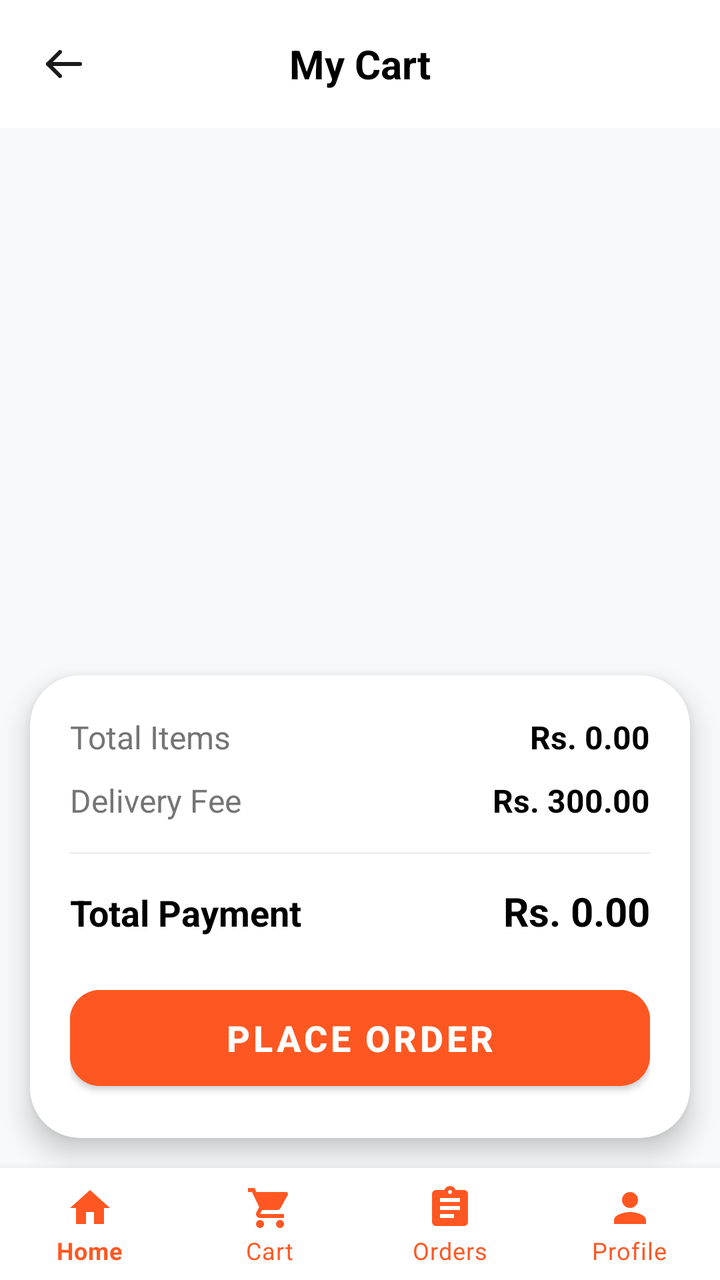
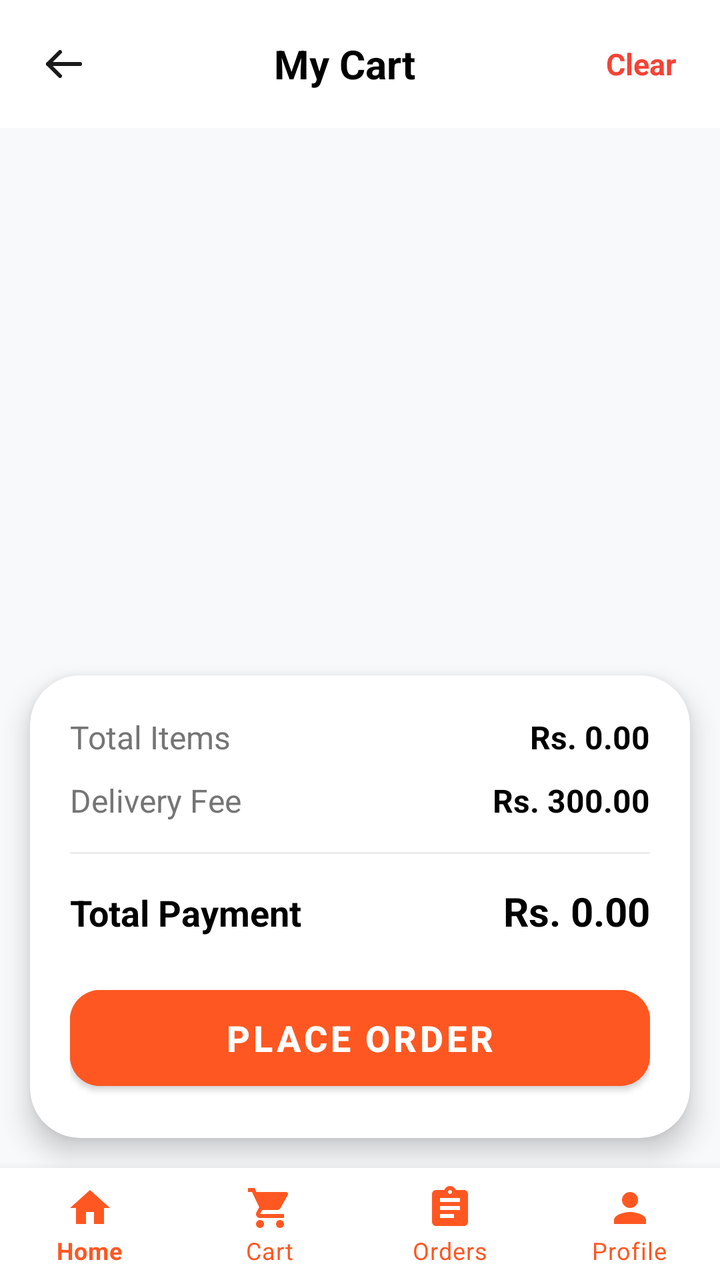

Two renders of the same Android screen: before a commit and after it. Below are the layout's source before the change and the commit's diff.
<!-- AndroidManifest.xml: application theme Theme.BakeBlissBakery -->
<!-- res/layout/activity_cart.xml -->
<?xml version="1.0" encoding="utf-8"?>
<androidx.constraintlayout.widget.ConstraintLayout xmlns:android="http://schemas.android.com/apk/res/android"
    xmlns:app="http://schemas.android.com/apk/res-auto"
    xmlns:tools="http://schemas.android.com/tools"
    android:id="@+id/main_cart_layout"
    android:layout_width="match_parent"
    android:layout_height="match_parent"
    android:background="#F8F9FA">

    
    <LinearLayout
        android:id="@+id/cart_title"
        android:layout_width="match_parent"
        android:layout_height="wrap_content"
        android:orientation="horizontal"
        android:gravity="center_vertical"
        android:paddingHorizontal="12dp"
        android:paddingVertical="12dp"
        android:background="@color/white"
        app:layout_constraintTop_toTopOf="parent">

        <ImageView
            android:id="@+id/btnBackCart"
            android:layout_width="40dp"
            android:layout_height="40dp"
            android:src="@drawable/ic_back_arrow"
            android:padding="8dp"
            android:background="?attr/selectableItemBackgroundBorderless"
            android:clickable="true"
            android:focusable="true"
            android:contentDescription="Back" />

        <TextView
            android:layout_width="0dp"
            android:layout_weight="1"
            android:layout_height="wrap_content"
            android:text="My Cart"
            android:textAlignment="center"
            android:textSize="20sp"
            android:textStyle="bold"
            android:textColor="@color/black"
            android:layout_marginEnd="40dp" />
    </LinearLayout>

    <androidx.recyclerview.widget.RecyclerView
        android:id="@+id/rvCartItems"
        android:layout_width="match_parent"
        android:layout_height="0dp"
        android:clipToPadding="false"
        android:paddingHorizontal="20dp"
        android:paddingTop="10dp"
        app:layout_constraintTop_toBottomOf="@id/cart_title"
        app:layout_constraintBottom_toTopOf="@id/bottom_bill_layout"/>

    <LinearLayout
        android:id="@+id/layoutEmptyCart"
        android:layout_width="match_parent"
        android:layout_height="wrap_content"
        android:orientation="vertical"
        android:gravity="center"
        android:visibility="gone"
        app:layout_constraintTop_toTopOf="parent"
        app:layout_constraintBottom_toTopOf="@id/bottom_navigation">

        <TextView
            android:layout_width="wrap_content"
            android:layout_height="wrap_content"
            android:text="🛒"
            android:textSize="60sp"/>

        <TextView
            android:layout_width="wrap_content"
            android:layout_height="wrap_content"
            android:text="Your cart is empty!"
            android:textSize="20sp"
            android:textStyle="bold"
            android:textColor="@color/black"
            android:layout_marginTop="10dp"/>

        <TextView
            android:layout_width="wrap_content"
            android:layout_height="wrap_content"
            android:text="Add some delicious food to proceed."
            android:textSize="14sp"
            android:textColor="#757575"
            android:layout_marginTop="5dp"/>
    </LinearLayout>

    <androidx.cardview.widget.CardView
        android:id="@+id/bottom_bill_layout"
        android:layout_width="match_parent"
        android:layout_height="wrap_content"
        android:layout_margin="15dp"
        app:cardBackgroundColor="@color/white"
        app:cardCornerRadius="25dp"
        app:cardElevation="8dp"
        app:layout_constraintBottom_toTopOf="@+id/bottom_navigation">

        <LinearLayout
            android:layout_width="match_parent"
            android:layout_height="wrap_content"
            android:orientation="vertical"
            android:padding="20dp">

            <LinearLayout
                android:layout_width="match_parent"
                android:layout_height="wrap_content"
                android:orientation="horizontal"
                android:layout_marginBottom="10dp">
                <TextView
                    android:layout_width="0dp"
                    android:layout_weight="1"
                    android:layout_height="wrap_content"
                    android:text="Total Items"
                    android:textColor="#757575"
                    android:textSize="16sp" />
                <TextView
                    android:id="@+id/tvSubTotal"
                    android:layout_width="wrap_content"
                    android:layout_height="wrap_content"
                    android:text="Rs. 0.00"
                    android:textColor="@color/black"
                    android:textSize="16sp"
                    android:textStyle="bold"/>
            </LinearLayout>

            <LinearLayout
                android:layout_width="match_parent"
                android:layout_height="wrap_content"
                android:orientation="horizontal"
                android:layout_marginBottom="15dp">
                <TextView
                    android:layout_width="0dp"
                    android:layout_weight="1"
                    android:layout_height="wrap_content"
                    android:text="Delivery Fee"
                    android:textColor="#757575"
                    android:textSize="16sp" />
                <TextView
                    android:id="@+id/tvDeliveryFee"
                    android:layout_width="wrap_content"
                    android:layout_height="wrap_content"
                    android:text="Rs. 300.00"
                    android:textColor="@color/black"
                    android:textSize="16sp"
                    android:textStyle="bold"/>
            </LinearLayout>

            <View
                android:layout_width="match_parent"
                android:layout_height="1dp"
                android:background="#EEEEEE"
                android:layout_marginBottom="15dp"/>

            <LinearLayout
                android:layout_width="match_parent"
                android:layout_height="wrap_content"
                android:orientation="horizontal"
                android:layout_marginBottom="20dp">
                <TextView
                    android:layout_width="0dp"
                    android:layout_weight="1"
                    android:layout_height="wrap_content"
                    android:text="Total Payment"
                    android:textColor="@color/black"
                    android:textStyle="bold"
                    android:textSize="18sp" />
                <TextView
                    android:id="@+id/tvGrandTotal"
                    android:layout_width="wrap_content"
                    android:layout_height="wrap_content"
                    android:text="Rs. 0.00"
                    android:textColor="@color/black"
                    android:textSize="20sp"
                    android:textStyle="bold"/>
            </LinearLayout>

            <Button
                android:id="@+id/btnPlaceOrder"
                android:layout_width="match_parent"
                android:layout_height="60dp"
                android:backgroundTint="#FF5722"
                android:text="Place Order"
                android:textColor="@color/white"
                android:textSize="18sp"
                android:textStyle="bold"
                app:cornerRadius="15dp" />
        </LinearLayout>
    </androidx.cardview.widget.CardView>

    <com.google.android.material.bottomnavigation.BottomNavigationView
        android:id="@+id/bottom_navigation"
        android:layout_width="match_parent"
        android:layout_height="wrap_content"
        android:background="@color/white"
        app:itemIconTint="#FF5722"
        app:itemTextColor="#FF5722"
        app:labelVisibilityMode="labeled"
        app:layout_constraintBottom_toBottomOf="parent"
        app:menu="@menu/bottom_nav_menu" />

</androidx.constraintlayout.widget.ConstraintLayout>
<!-- resources referenced by this layout -->
<resources>
  <color name="black">#FF000000</color>
  <color name="white">#FFFFFFFF</color>
  <!-- drawable ic_back_arrow (drawable) -->
  <vector xmlns:android="http://schemas.android.com/apk/res/android"
      android:width="24dp"
      android:height="24dp"
      android:viewportWidth="24"
      android:viewportHeight="24">
      <path
          android:fillColor="@android:color/transparent"
          android:pathData="M20,12L4,12"
          android:strokeWidth="2"
          android:strokeColor="#1A1A1A"
          android:strokeLineCap="round"
          android:strokeLineJoin="round"/>
      <path
          android:fillColor="@android:color/transparent"
          android:pathData="M10,18l-6,-6 6,-6"
          android:strokeWidth="2"
          android:strokeColor="#1A1A1A"
          android:strokeLineCap="round"
          android:strokeLineJoin="round"/>
  </vector>
  <style name="Theme.BakeBlissBakery" parent="Theme.MaterialComponents.Light.NoActionBar">
          <item name="colorPrimary">@color/colorPrimary</item>
          <item name="colorPrimaryDark">@color/colorPrimaryDark</item>
          <item name="colorAccent">@color/colorAccent</item>
          <item name="android:statusBarColor">@color/white</item>
          <item name="android:windowLightStatusBar">true</item>
      </style>
  <color name="colorPrimary">#FF4B1F</color>
  <color name="colorPrimaryDark">#D84315</color>
  <color name="colorAccent">#FF5722</color>
</resources>

<!-- the commit's change to res/layout/activity_cart.xml (unified diff, before → after) -->
@@ -38,8 +38,21 @@
             android:textAlignment="center"
             android:textSize="20sp"
             android:textStyle="bold"
-            android:textColor="@color/black"
-            android:layout_marginEnd="40dp" />
+            android:textColor="@color/black" />
+
+        <TextView
+            android:id="@+id/btnClearCart"
+            android:layout_width="wrap_content"
+            android:layout_height="wrap_content"
+            android:text="Clear"
+            android:textColor="#F44336"
+            android:textSize="15sp"
+            android:textStyle="bold"
+            android:paddingHorizontal="10dp"
+            android:paddingVertical="6dp"
+            android:background="?attr/selectableItemBackgroundBorderless"
+            android:clickable="true"
+            android:focusable="true" />
     </LinearLayout>
 
     <androidx.recyclerview.widget.RecyclerView
